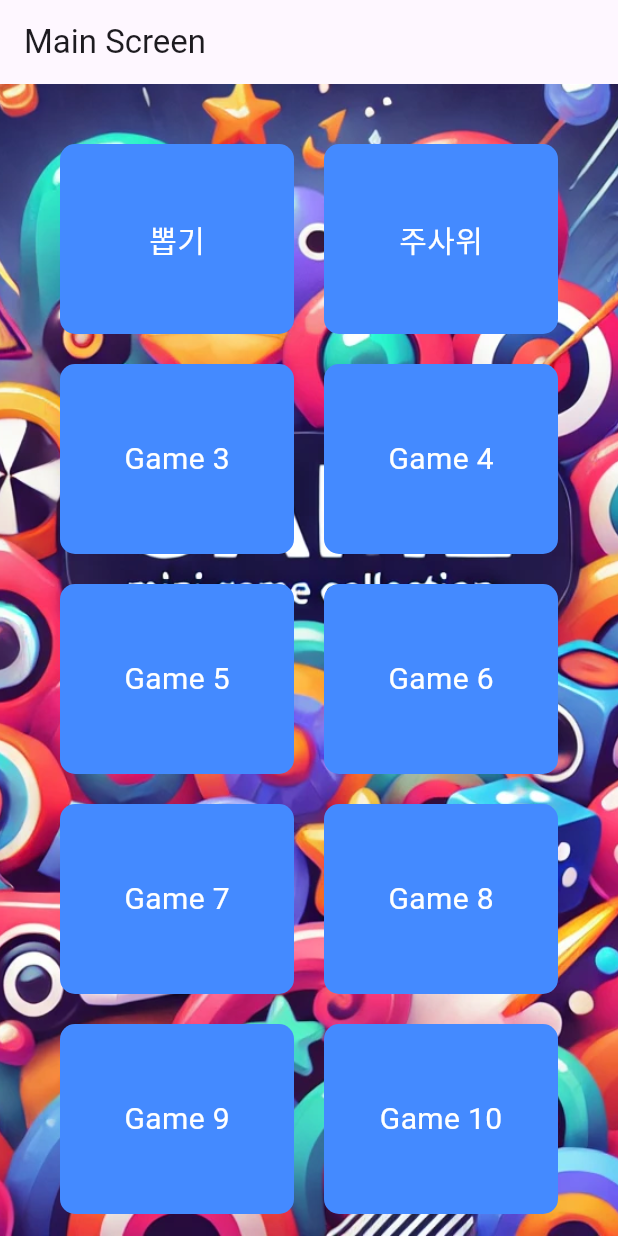
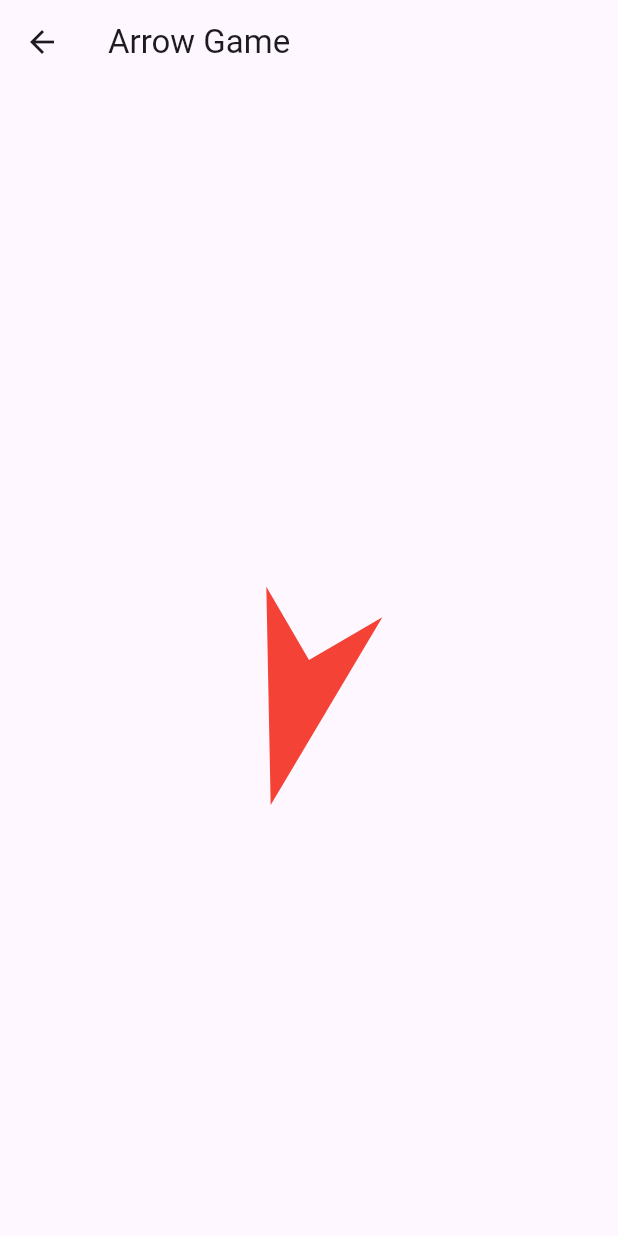
Before and after one commit to runaby/flutter_lets_bet, a Flutter app: the screen it shows after launch, after a tap on an icon or button, on a phone screen of 412 x 824 dp. Run offline on Flutter 3.47's test engine with Material 3 defaults, Android fonts, the phone set to English and light mode, and no system bars; our stand-ins replace audioplayers.

Commit message:
다시 백업

```diff
--- /dev/null
+++ b/lib/arrow_game.dart
@@ -0,0 +1,121 @@
+import 'dart:async';
+import 'dart:math';
+import 'package:flutter/material.dart';
+
+class ArrowGame extends StatefulWidget {
+  @override
+  _ArrowGameState createState() => _ArrowGameState();
+}
+
+class _ArrowGameState extends State<ArrowGame> with SingleTickerProviderStateMixin {
+  double _angle = 0.0; // 화살표의 현재 각도
+  bool _isSpinning = true; // 처음에는 회전 중인 상태
+  bool _isSlowingDown = false; // 속도가 줄어드는지 여부
+  Timer? _timer;
+  double _spinSpeed = 0.05; // 기본 회전 속도
+
+  @override
+  void initState() {
+    super.initState();
+    _startSpinning(); // 게임 시작 시 화살표 회전 시작
+  }
+
+  @override
+  void dispose() {
+    _timer?.cancel(); // 타이머 해제
+    super.dispose();
+  }
+
+  // 화살표 회전을 시작하는 함수
+  void _startSpinning() {
+    _timer = Timer.periodic(Duration(milliseconds: 16), (timer) {
+      if (_isSpinning || _isSlowingDown) {
+        setState(() {
+          _angle += _spinSpeed; // 화살표가 현재 속도로 회전
+        });
+      }
+    });
+  }
+
+  // 터치 시 빠르게 돌다가 천천히 멈추는 함수
+  void _stopSpinning() {
+    _isSpinning = false;
+    _isSlowingDown = true;
+    double slowDownFactor = 0.98; // 속도를 천천히 줄이는 정도
+    double minSpeed = 0.001; // 멈출 때 최소 속도
+
+    _timer?.cancel(); // 기존 타이머 중지
+    _timer = Timer.periodic(Duration(milliseconds: 16), (timer) {
+      setState(() {
+        _angle += _spinSpeed; // 계속 회전
+        _spinSpeed *= slowDownFactor; // 회전 속도를 점점 줄임
+
+        if (_spinSpeed < minSpeed) {
+          _spinSpeed = 0.0; // 멈추기
+          _isSlowingDown = false; // 회전 종료
+          timer.cancel(); // 타이머 중지
+        }
+      });
+    });
+  }
+
+  // 터치 시 빠르게 돌기 시작하는 함수
+  void _onTap() {
+    if (!_isSpinning && !_isSlowingDown) {
+      _spinSpeed = 0.5; // 빠르게 돌기 시작
+      _isSpinning = true; // 다시 회전 상태로 설정
+      _startSpinning(); // 회전 시작
+      Future.delayed(Duration(milliseconds: 500), () {
+        _stopSpinning(); // 빠르게 돌다가 천천히 멈추기
+      });
+    }
+  }
+
+  @override
+  Widget build(BuildContext context) {
+    return Scaffold(
+      appBar: AppBar(
+        title: Text('Arrow Game'),
+      ),
+      body: GestureDetector(
+        onTap: _onTap, // 터치 시 동작
+        child: Center(
+          child: Transform.rotate(
+            angle: _angle, // 화살표의 현재 각도에 따라 회전
+            child: Container(
+              width: 200, // 화살표 크기를 200으로 확대
+              height: 200, // 화살표 크기를 200으로 확대
+              child: CustomPaint(
+                painter: ArrowPainter(), // 화살표 그리기
+              ),
+            ),
+          ),
+        ),
+      ),
+    );
+  }
+}
+
+// 화살표를 그리는 CustomPainter 클래스
+class ArrowPainter extends CustomPainter {
+  @override
+  void paint(Canvas canvas, Size size) {
+    var paint = Paint()
+      ..color = Colors.red
+      ..style = PaintingStyle.fill;
+
+    var path = Path();
+    path.moveTo(size.width * 0.5, 0); // 화살표의 머리
+    path.lineTo(size.width * 0.3, size.height * 0.7); // 화살표의 왼쪽
+    path.lineTo(size.width * 0.5, size.height * 0.5); // 화살표의 중앙
+    path.lineTo(size.width * 0.7, size.height * 0.7); // 화살표의 오른쪽
+    path.close();
+
+    canvas.drawPath(path, paint); // 화살표 그리기
+  }
+
+  @override
+  bool shouldRepaint(covariant CustomPainter oldDelegate) {
+    return true; // 매번 새로 그리기
+  }
+}
--- a/lib/main.dart
+++ b/lib/main.dart
@@ -1,4 +1,5 @@
 import 'package:flutter/material.dart';
+import 'package:flutter_lets_bet/arrow_game.dart';
 import 'package:flutter_lets_bet/dice_game.dart';
 import 'stick_game.dart';
 
@@ -70,6 +71,13 @@ class MainScreen extends StatelessWidget {
                         builder: (context) => DiceGame(), // 주사위 게임
                       ),
                     );
+                  }else if (index == 2) {
+                    Navigator.push(
+                      context,
+                      MaterialPageRoute(
+                        builder: (context) => ArrowGame(), // 주사위 게임
+                      ),
+                    );
                   }
                 },
                 child: Container(
```
Also changed, not shown: lib/dice_game.dart (added, +209 -0 lines).
